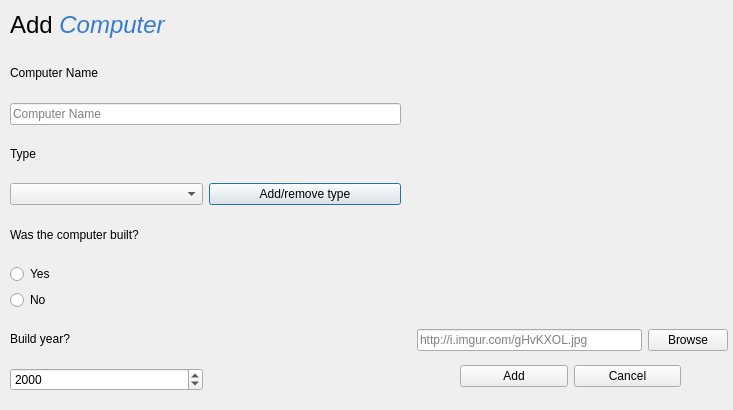
Qt form ui/computerdialog.ui (VLN-H7/Skil3) before a commit.
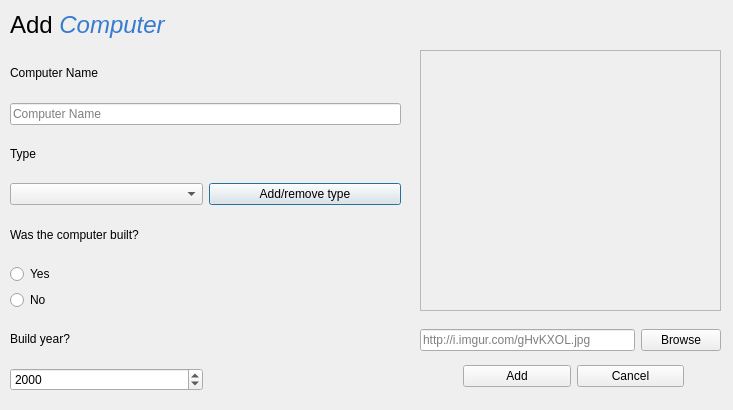
The same form after that commit.

Commit message: Added reset, added frames

Diff of the .ui file:
```diff
--- a/ui/computerdialog.ui
+++ b/ui/computerdialog.ui
@@ -150,7 +150,7 @@
   <widget class="QWidget" name="layoutWidget">
    <property name="geometry">
     <rect>
-     <x>460</x>
+     <x>463</x>
      <y>360</y>
      <width>221</width>
      <height>32</height>
@@ -182,9 +182,9 @@
   <widget class="QWidget" name="layoutWidget">
    <property name="geometry">
     <rect>
-     <x>417</x>
+     <x>420</x>
      <y>50</y>
-     <width>311</width>
+     <width>301</width>
      <height>301</height>
     </rect>
    </property>
@@ -215,6 +215,22 @@
     </item>
    </layout>
   </widget>
+  <widget class="QFrame" name="frame">
+   <property name="geometry">
+    <rect>
+     <x>420</x>
+     <y>50</y>
+     <width>301</width>
+     <height>261</height>
+    </rect>
+   </property>
+   <property name="frameShape">
+    <enum>QFrame::StyledPanel</enum>
+   </property>
+   <property name="frameShadow">
+    <enum>QFrame::Raised</enum>
+   </property>
+  </widget>
  </widget>
  <resources/>
  <connections/>
```
The commit also changes 5 other files.
